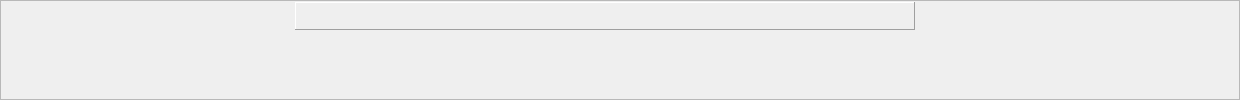
Before: the Qt Designer form ui/couppaint.ui in U-Alex/Easy_VOLS, drawn with Qt 5.
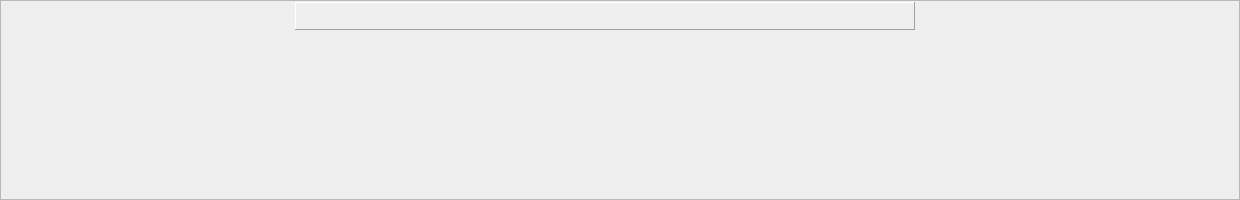
After: the same form once the commit is applied.

```diff
--- a/ui/couppaint.ui
+++ b/ui/couppaint.ui
@@ -7,7 +7,7 @@
     <x>0</x>
     <y>0</y>
     <width>1240</width>
-    <height>100</height>
+    <height>200</height>
    </rect>
   </property>
   <property name="font">
```
Left out of the diff: 2 changed lines with no effect on the pictures.
